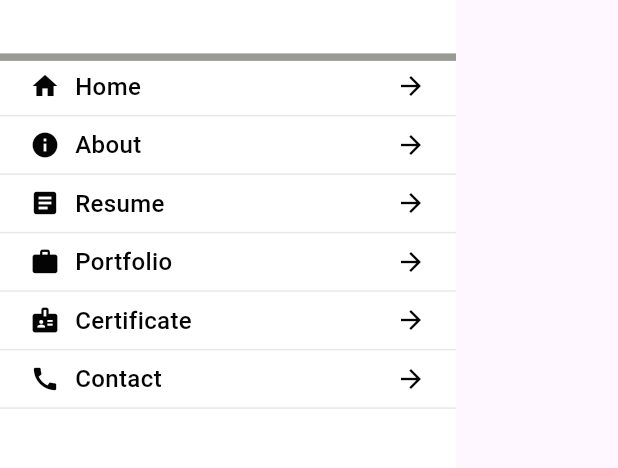
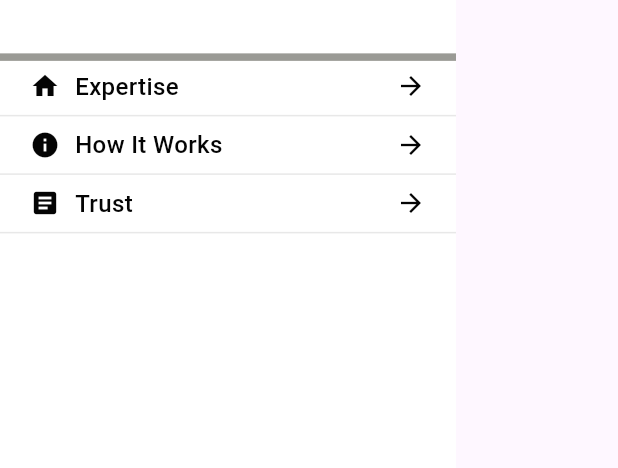
Before and after one commit to Sonu-star/expert_web, a Flutter app: what buildMobileDrawer() shows on an empty page, opened directly, on a phone screen of 412 x 824 dp, the part 103-571 px from its top. Run offline on Flutter 3.47's test engine with Material 3 defaults, Android fonts, the phone set to English and light mode, and no system bars; our stand-ins replace firebase_core, get, get_storage; accounts and stored records are empty.

Commit message:
home page item navigation

```diff
--- a/lib/pages/home/controller/home_controller.dart
+++ b/lib/pages/home/controller/home_controller.dart
@@ -1,12 +1,12 @@
 import 'package:expertgraphweb/global_export.dart';
 
 class HomeController extends GetxController {
-  GlobalKey homeKey = GlobalKey();
-  GlobalKey aboutKey = GlobalKey();
-  GlobalKey resumeKey = GlobalKey();
-  GlobalKey portfolioKey = GlobalKey();
-  GlobalKey certificateKey = GlobalKey();
-  GlobalKey contactKey = GlobalKey();
+  GlobalKey expertiseKey = GlobalKey();
+  GlobalKey howKey = GlobalKey();
+  GlobalKey trustKey = GlobalKey();
+  // GlobalKey portfolioKey = GlobalKey();
+  // GlobalKey certificateKey = GlobalKey();
+  // GlobalKey contactKey = GlobalKey();
   GlobalKey currentKey = GlobalKey();
 
   String selected = 'Flutter';
--- a/lib/pages/home/view/home_screen.dart
+++ b/lib/pages/home/view/home_screen.dart
@@ -103,9 +103,9 @@ class _HomeScreenState extends State<HomeScreen> {
                 ),
 
                 SliverToBoxAdapter(child: Top()),
-                SliverToBoxAdapter(child: Expertise()),
-                SliverToBoxAdapter(child: HowWork()),
-                SliverToBoxAdapter(child: Trust()),
+                SliverToBoxAdapter(child: Expertise(key: c.expertiseKey)),
+                SliverToBoxAdapter(child: HowWork(key: c.howKey)),
+                SliverToBoxAdapter(child: Trust(key: c.trustKey)),
                 SliverToBoxAdapter(child: StopSearch()),
                 SliverToBoxAdapter(child: LovePage()),
               ],
--- a/lib/pages/home/view/widget/drawer.dart
+++ b/lib/pages/home/view/widget/drawer.dart
@@ -21,44 +21,23 @@ Drawer buildMobileDrawer() => Drawer(
           const Divider(color: gray, thickness: 5),
           DrawerItem(
             icon: Icons.home,
-            isColor: c.currentKey == c.homeKey,
-            value: 'Home',
-            onTap: () => c.scrollToSection(c.homeKey),
+            isColor: c.currentKey == c.expertiseKey,
+            value: 'Expertise',
+            onTap: () => c.scrollToSection(c.expertiseKey),
           ),
           const Divider(color: grayLightest, thickness: 1),
           DrawerItem(
             icon: Icons.info,
-            isColor: c.currentKey == c.aboutKey,
-            value: 'About',
-            onTap: () => c.scrollToSection(c.aboutKey),
+            isColor: c.currentKey == c.howKey,
+            value: 'How It Works',
+            onTap: () => c.scrollToSection(c.howKey),
           ),
           const Divider(color: grayLightest, thickness: 1),
           DrawerItem(
             icon: Icons.article,
-            isColor: c.currentKey == c.resumeKey,
-            value: 'Resume',
-            onTap: () => c.scrollToSection(c.resumeKey),
-          ),
-          const Divider(color: grayLightest, thickness: 1),
-          DrawerItem(
-            icon: Icons.work,
-            isColor: c.currentKey == c.portfolioKey,
-            value: 'Portfolio',
-            onTap: () => c.scrollToSection(c.portfolioKey),
-          ),
-          const Divider(color: grayLightest, thickness: 1),
-          DrawerItem(
-            icon: Icons.badge,
-            isColor: c.currentKey == c.certificateKey,
-            value: 'Certificate',
-            onTap: () => c.scrollToSection(c.certificateKey),
-          ),
-          const Divider(color: grayLightest, thickness: 1),
-          DrawerItem(
-            icon: Icons.call,
-            isColor: c.currentKey == c.contactKey,
-            value: 'Contact',
-            onTap: () => c.scrollToSection(c.contactKey),
+            isColor: c.currentKey == c.trustKey,
+            value: 'Trust',
+            onTap: () => c.scrollToSection(c.trustKey),
           ),
           const Divider(color: grayLightest, thickness: 1),
         ],
```
Also changed, not shown: lib/pages/home/view/widget/top/view/top.dart (+10 -9 lines).
